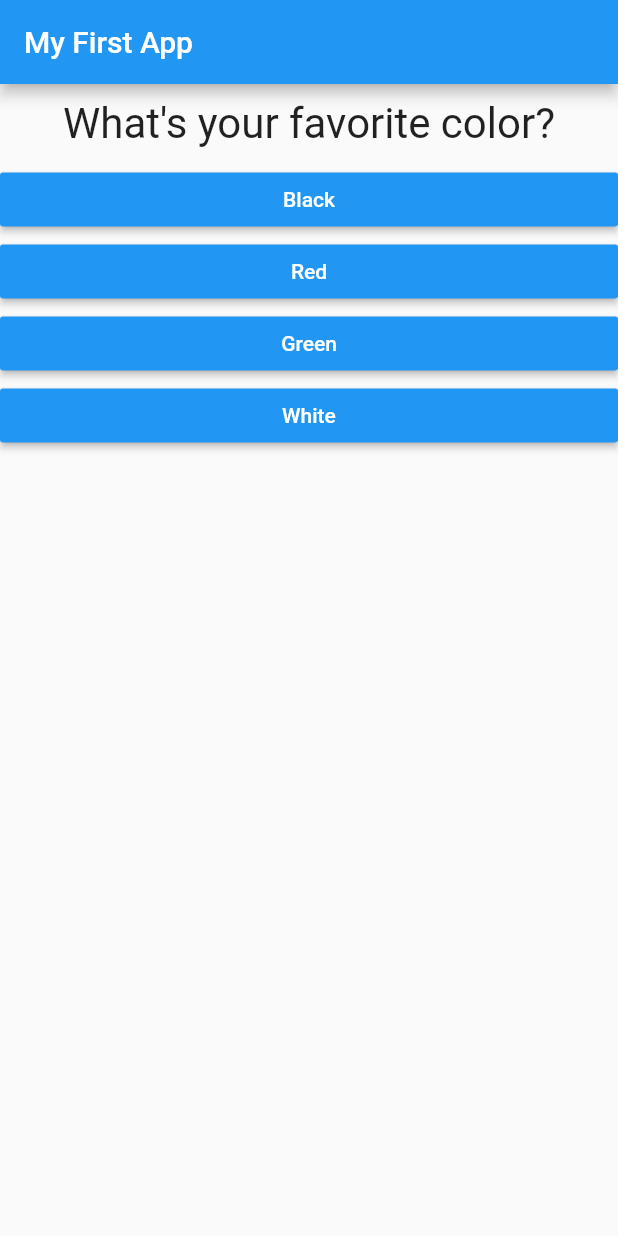
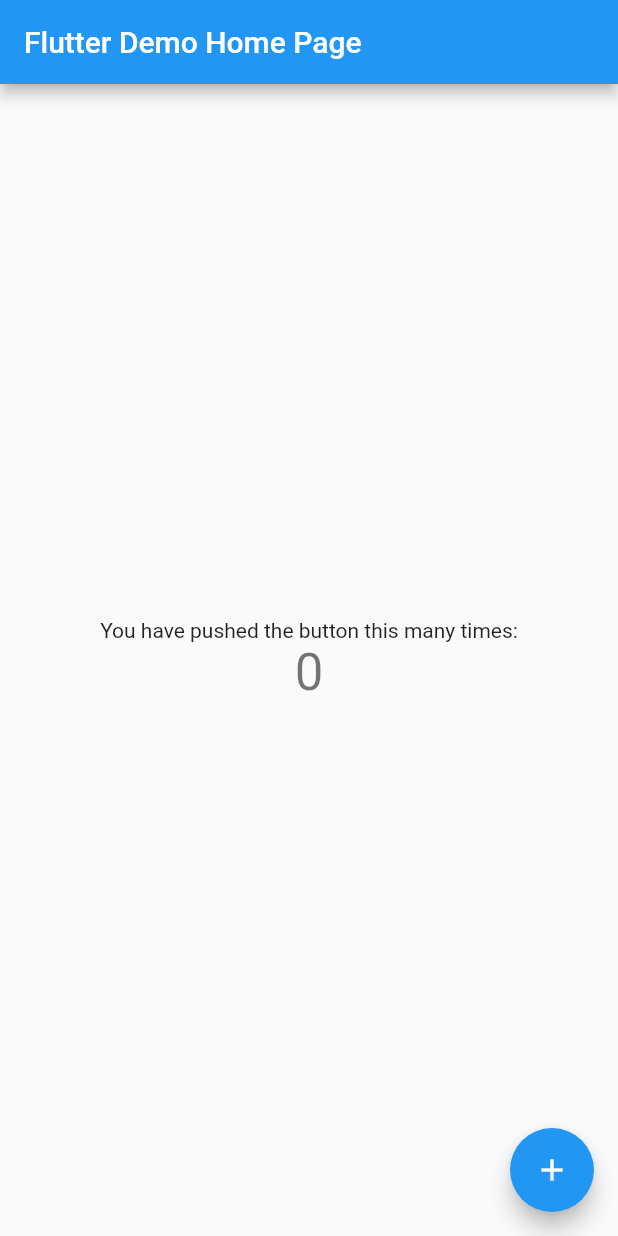
Before and after one commit to LeonScot/flutter-practice, a Flutter app: the screen it shows after launch, on a phone screen of 412 x 824 dp. Run offline on Flutter 3.47's test engine with Material 2 defaults, Android fonts, the phone set to English and light mode, and no system bars.

```diff
--- a/lib/answer.dart
+++ /dev/null
@@ -1,21 +0,0 @@
-import 'package:flutter/material.dart';
-
-class Answer extends StatelessWidget {
-  final Function selectHandler;
-  final String answerText;
-
-  Answer(this.selectHandler, this.answerText);
-
-  @override
-  Widget build(BuildContext context) {
-    return Container(
-      width: double.infinity,
-      child: RaisedButton(
-        color: Colors.blue,
-        textColor: Colors.white,
-        child: Text(answerText),
-        onPressed: selectHandler,
-      ),
-    );
-  }
-}
--- a/lib/main.dart
+++ b/lib/main.dart
@@ -1,81 +1,113 @@
 import 'package:flutter/material.dart';
 
-import './quiz.dart';
-import './result.dart';
+void main() {
+  runApp(MyApp());
+}
 
-void main() => runApp(MyApp());
-
-class MyApp extends StatefulWidget {
+class MyApp extends StatelessWidget {
+  // This widget is the root of your application.
   @override
-  State<StatefulWidget> createState() {
-    // TODO: implement createState
-    return _MyAppState();
+  Widget build(BuildContext context) {
+    return MaterialApp(
+      title: 'Flutter Demo',
+      theme: ThemeData(
+        // This is the theme of your application.
+        //
+        // Try running your application with "flutter run". You'll see the
+        // application has a blue toolbar. Then, without quitting the app, try
+        // changing the primarySwatch below to Colors.green and then invoke
+        // "hot reload" (press "r" in the console where you ran "flutter run",
+        // or simply save your changes to "hot reload" in a Flutter IDE).
+        // Notice that the counter didn't reset back to zero; the application
+        // is not restarted.
+        primarySwatch: Colors.blue,
+      ),
+      home: MyHomePage(title: 'Flutter Demo Home Page'),
+    );
   }
 }
 
-class _MyAppState extends State<MyApp> {
-  final _questions = const [
-    {
-      'questionText': 'What\'s your favorite color?',
-      'answers': [
-        {'text': 'Black', 'score': 10},
-        {'text': 'Red', 'score': 5},
-        {'text': 'Green', 'score': 3},
-        {'text': 'White', 'score': 1},
-      ],
-    },
-    {
-      'questionText': 'What\'s your favorite animal?',
-      'answers': [
-        {'text': 'Rabbit', 'score': 3},
-        {'text': 'Snake', 'score': 11},
-        {'text': 'Elephant', 'score': 5},
-        {'text': 'Lion', 'score': 9},
-      ],
-    },
-    {
-      'questionText': 'Who\'s your favorite instructor?',
-      'answers': [
-        {'text': 'Max', 'score': 1},
-        {'text': 'Max', 'score': 1},
-        {'text': 'Max', 'score': 1},
-        {'text': 'Max', 'score': 1},
-      ],
-    },
-  ];
-  var _questionIndex = 0;
-  var _totalScore = 0;
+class MyHomePage extends StatefulWidget {
+  MyHomePage({Key key, this.title}) : super(key: key);
 
-  void _resetQuiz() {
+  // This widget is the home page of your application. It is stateful, meaning
+  // that it has a State object (defined below) that contains fields that affect
+  // how it looks.
+
+  // This class is the configuration for the state. It holds the values (in this
+  // case the title) provided by the parent (in this case the App widget) and
+  // used by the build method of the State. Fields in a Widget subclass are
+  // always marked "final".
+
+  final String title;
+
+  @override
+  _MyHomePageState createState() => _MyHomePageState();
+}
+
+class _MyHomePageState extends State<MyHomePage> {
+  int _counter = 0;
+
+  void _incrementCounter() {
     setState(() {
-      _questionIndex = 0;
-      _totalScore = 0;
-    });
-  }
-
-  void _answerQuestion(int score) {
-    _totalScore += score;
-
-    setState(() {
-      _questionIndex = _questionIndex + 1;
+      // This call to setState tells the Flutter framework that something has
+      // changed in this State, which causes it to rerun the build method below
+      // so that the display can reflect the updated values. If we changed
+      // _counter without calling setState(), then the build method would not be
+      // called again, and so nothing would appear to happen.
+      _counter++;
     });
   }
 
   @override
   Widget build(BuildContext context) {
-    return MaterialApp(
-      home: Scaffold(
-        appBar: AppBar(
-          title: Text('My First App'),
+    // This method is rerun every time setState is called, for instance as done
+    // by the _incrementCounter method above.
+    //
+    // The Flutter framework has been optimized to make rerunning build methods
+    // fast, so that you can just rebuild anything that needs updating rather
+    // than having to individually change instances of widgets.
+    return Scaffold(
+      appBar: AppBar(
+        // Here we take the value from the MyHomePage object that was created by
+        // the App.build method, and use it to set our appbar title.
+        title: Text(widget.title),
+      ),
+      body: Center(
+        // Center is a layout widget. It takes a single child and positions it
+        // in the middle of the parent.
+        child: Column(
+          // Column is also a layout widget. It takes a list of children and
+          // arranges them vertically. By default, it sizes itself to fit its
+          // children horizontally, and tries to be as tall as its parent.
+          //
+          // Invoke "debug painting" (press "p" in the console, choose the
+          // "Toggle Debug Paint" action from the Flutter Inspector in Android
+          // Studio, or the "Toggle Debug Paint" command in Visual Studio Code)
+          // to see the wireframe for each widget.
+          //
+          // Column has various properties to control how it sizes itself and
+          // how it positions its children. Here we use mainAxisAlignment to
+          // center the children vertically; the main axis here is the vertical
+          // axis because Columns are vertical (the cross axis would be
+          // horizontal).
+          mainAxisAlignment: MainAxisAlignment.center,
+          children: <Widget>[
+            Text(
+              'You have pushed the button this many times:',
+            ),
+            Text(
+              '$_counter',
+              style: Theme.of(context).textTheme.headline4,
+            ),
+          ],
         ),
-        body: _questionIndex < _questions.length
-            ? Quiz(
-                answerQuestion: _answerQuestion,
-                questionIndex: _questionIndex,
-                questions: _questions,
-              )
-            : Result(_totalScore, _resetQuiz),
       ),
+      floatingActionButton: FloatingActionButton(
+        onPressed: _incrementCounter,
+        tooltip: 'Increment',
+        child: Icon(Icons.add),
+      ), // This trailing comma makes auto-formatting nicer for build methods.
     );
   }
 }
--- a/lib/question.dart
+++ /dev/null
@@ -1,20 +0,0 @@
-import 'package:flutter/material.dart';
-
-class Question extends StatelessWidget {
-  final String questionText;
-
-  Question(this.questionText);
-
-  @override
-  Widget build(BuildContext context) {
-    return Container(
-      width: double.infinity,
-      margin: EdgeInsets.all(10),
-      child: Text(
-        questionText,
-        style: TextStyle(fontSize: 28),
-        textAlign: TextAlign.center,
-      ),
-    );
-  }
-}
--- a/lib/quiz.dart
+++ /dev/null
@@ -1,31 +0,0 @@
-import 'package:flutter/material.dart';
-
-import './question.dart';
-import './answer.dart';
-
-class Quiz extends StatelessWidget {
-  final List<Map<String, Object>> questions;
-  final int questionIndex;
-  final Function answerQuestion;
-
-  Quiz({
-    @required this.questions,
-    @required this.answerQuestion,
-    @required this.questionIndex,
-  });
-
-  @override
-  Widget build(BuildContext context) {
-    return Column(
-      children: [
-        Question(
-          questions[questionIndex]['questionText'],
-        ),
-        ...(questions[questionIndex]['answers'] as List<Map<String, Object>>)
-            .map((answer) {
-          return Answer(() => answerQuestion(answer['score']), answer['text']);
-        })
-      ],
-    );
-  }
-}
--- a/lib/result.dart
+++ /dev/null
@@ -1,44 +0,0 @@
-import 'package:flutter/material.dart';
-
-class Result extends StatelessWidget {
-  final int resultScore;
-  final Function resetHandler;
-
-  Result(this.resultScore, this.resetHandler);
-
-  String get resultPhrase {
-    String resultText;
-    if (resultScore <= 8) {
-      resultText = 'You are awesome and innocent!';
-    } else if (resultScore <= 12) {
-      resultText = 'Pretty likeable!';
-    } else if (resultScore <= 16) {
-      resultText = 'You are ... strange?!';
-    } else {
-      resultText = 'You are so bad!';
-    }
-    return resultText;
-  }
-
-  @override
-  Widget build(BuildContext context) {
-    return Center(
-      child: Column(
-        children: <Widget>[
-          Text(
-            resultPhrase,
-            style: TextStyle(fontSize: 36, fontWeight: FontWeight.bold),
-            textAlign: TextAlign.center,
-          ),
-          FlatButton(
-            child: Text(
-              'Restart Quiz!',
-            ),
-            textColor: Colors.blue,
-            onPressed: resetHandler,
-          ),
-        ],
-      ),
-    );
-  }
-}
```
